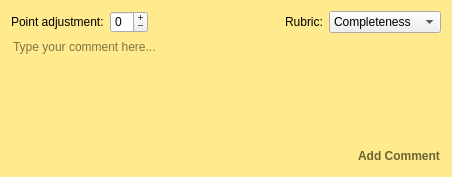
Old version of the form TurboGrade/ui/commentpopup.ui in the repository wassgha/TurboGrade.
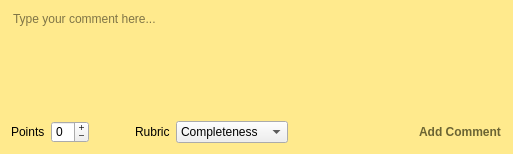
New version of the form.

Diff of the .ui file:
```diff
--- a/TurboGrade/ui/commentpopup.ui
+++ b/TurboGrade/ui/commentpopup.ui
@@ -6,8 +6,8 @@
    <rect>
     <x>0</x>
     <y>0</y>
-    <width>452</width>
-    <height>177</height>
+    <width>513</width>
+    <height>154</height>
    </rect>
   </property>
   <property name="sizePolicy">
@@ -41,11 +41,38 @@
   </property>
   <layout class="QVBoxLayout" name="verticalLayout">
    <item>
+    <widget class="QLineEdit" name="comment">
+     <property name="sizePolicy">
+      <sizepolicy hsizetype="Expanding" vsizetype="Expanding">
+       <horstretch>0</horstretch>
+       <verstretch>0</verstretch>
+      </sizepolicy>
+     </property>
+     <property name="autoFillBackground">
+      <bool>false</bool>
+     </property>
+     <property name="frame">
+      <bool>false</bool>
+     </property>
+     <property name="alignment">
+      <set>Qt::AlignLeading|Qt::AlignLeft|Qt::AlignTop</set>
+     </property>
+     <property name="placeholderText">
+      <string>Type your comment here...</string>
+     </property>
+     <property name="clearButtonEnabled">
+      <bool>false</bool>
+     </property>
+    </widget>
+   </item>
+   <item>
+    <layout class="QHBoxLayout" name="horizontalLayout_2">
+     <item>
     <layout class="QHBoxLayout" name="horizontalLayout">
      <item>
       <widget class="QLabel" name="adjust_grade_label">
        <property name="text">
-        <string>Point adjustment:</string>
+          <string>Points</string>
        </property>
       </widget>
      </item>
@@ -90,12 +117,18 @@
      <item>
       <widget class="QLabel" name="criterion_label">
        <property name="text">
-        <string>Rubric:</string>
+          <string>Rubric</string>
        </property>
       </widget>
      </item>
      <item>
       <widget class="QComboBox" name="criterion">
+         <property name="sizePolicy">
+          <sizepolicy hsizetype="Preferred" vsizetype="Fixed">
+           <horstretch>0</horstretch>
+           <verstretch>0</verstretch>
+          </sizepolicy>
+         </property>
        <property name="sizeAdjustPolicy">
         <enum>QComboBox::AdjustToContents</enum>
        </property>
@@ -124,40 +157,13 @@
     </layout>
    </item>
    <item>
-    <widget class="QLineEdit" name="comment">
-     <property name="sizePolicy">
-      <sizepolicy hsizetype="Expanding" vsizetype="Expanding">
-       <horstretch>0</horstretch>
-       <verstretch>0</verstretch>
-      </sizepolicy>
-     </property>
-     <property name="autoFillBackground">
-      <bool>false</bool>
-     </property>
-     <property name="frame">
-      <bool>false</bool>
-     </property>
-     <property name="alignment">
-      <set>Qt::AlignLeading|Qt::AlignLeft|Qt::AlignTop</set>
-     </property>
-     <property name="placeholderText">
-      <string>Type your comment here...</string>
-     </property>
-     <property name="clearButtonEnabled">
-      <bool>false</bool>
-     </property>
-    </widget>
-   </item>
-   <item>
-    <layout class="QHBoxLayout" name="horizontalLayout_2">
-     <item>
       <spacer name="horizontalSpacer">
        <property name="orientation">
         <enum>Qt::Horizontal</enum>
        </property>
        <property name="sizeHint" stdset="0">
         <size>
-         <width>40</width>
+         <width>0</width>
          <height>20</height>
         </size>
        </property>
```
Lines whose indentation alone changed are shown as unchanged.
